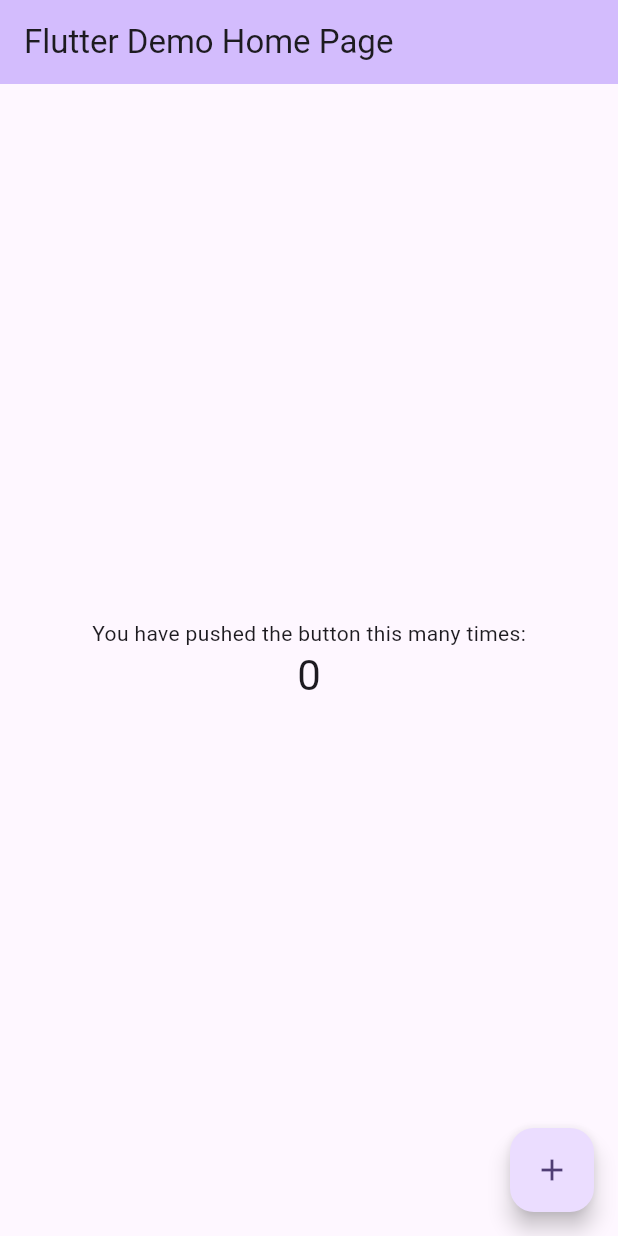
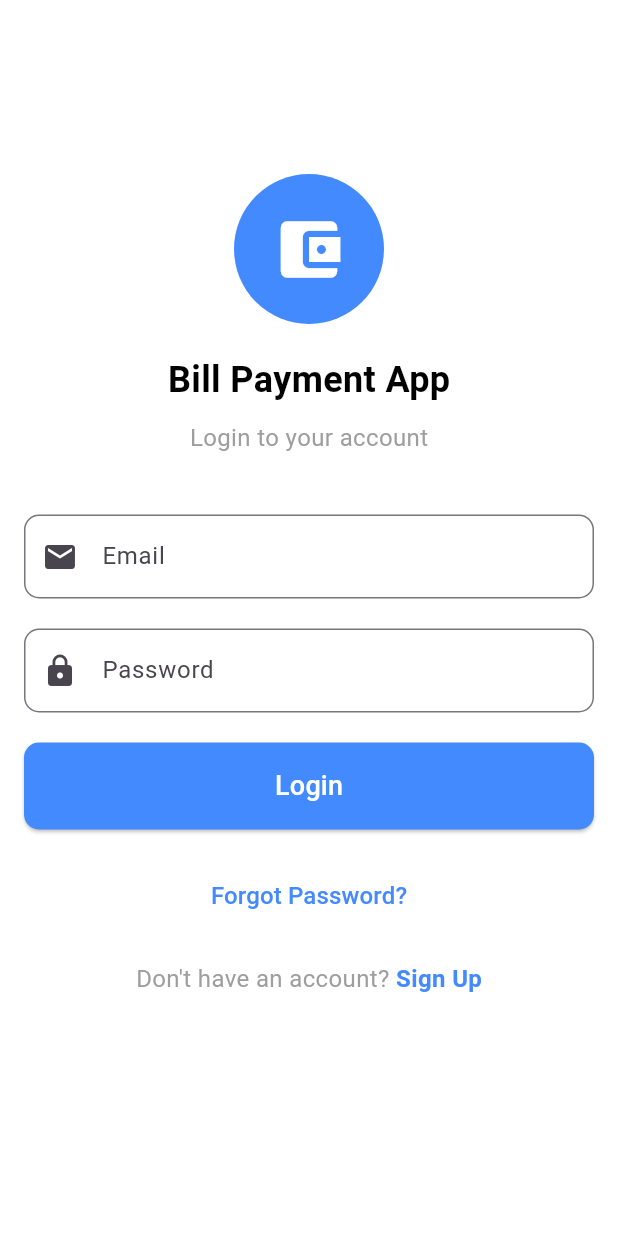
Before and after one commit to ASAMOAH-STANLEY/Bill_-Payment_-App, a Flutter app: the screen it shows after launch, on a phone screen of 412 x 824 dp. Run offline on Flutter 3.47's test engine with Material 3 defaults, Android fonts, the phone set to English and light mode, and no system bars.

Commit message:
add forgot password page, home page, login page, main page, payment page and signup page

```diff
--- /dev/null
+++ b/lib/login_page.dart
@@ -0,0 +1,141 @@
+import 'package:flutter/material.dart';
+import 'home_page.dart';
+import 'signup_page.dart';
+import 'forgot_password_page.dart';
+
+class LoginPage extends StatelessWidget {
+  const LoginPage({super.key});
+
+  @override
+  Widget build(BuildContext context) {
+    return Scaffold(
+      backgroundColor: Colors.white,
+      body: SingleChildScrollView(
+        child: Padding(
+          padding: const EdgeInsets.all(16.0),
+          child: Column(
+            crossAxisAlignment: CrossAxisAlignment.center,
+            mainAxisAlignment: MainAxisAlignment.center,
+            children: [
+              const SizedBox(height: 100),
+              Container(
+                height: 100,
+                width: 100,
+                decoration: const BoxDecoration(
+                  color: Colors.blueAccent,
+                  shape: BoxShape.circle,
+                ),
+                child: const Icon(
+                  Icons.account_balance_wallet,
+                  color: Colors.white,
+                  size: 50,
+                ),
+              ),
+              const SizedBox(height: 20),
+              const Text(
+                'Bill Payment App',
+                style: TextStyle(
+                  fontSize: 24,
+                  fontWeight: FontWeight.bold,
+                  color: Colors.black,
+                ),
+              ),
+              const SizedBox(height: 10),
+              const Text(
+                'Login to your account',
+                style: TextStyle(fontSize: 16, color: Colors.grey),
+              ),
+              const SizedBox(height: 40),
+              TextField(
+                decoration: InputDecoration(
+                  labelText: 'Email',
+                  border: OutlineInputBorder(
+                    borderRadius: BorderRadius.circular(10),
+                  ),
+                  prefixIcon: const Icon(Icons.email),
+                ),
+              ),
+              const SizedBox(height: 20),
+              TextField(
+                obscureText: true,
+                decoration: InputDecoration(
+                  labelText: 'Password',
+                  border: OutlineInputBorder(
+                    borderRadius: BorderRadius.circular(10),
+                  ),
+                  prefixIcon: const Icon(Icons.lock),
+                ),
+              ),
+              const SizedBox(height: 20),
+              SizedBox(
+                width: double.infinity,
+                child: ElevatedButton(
+                  onPressed: () {
+                    Navigator.push(
+                      context,
+                      MaterialPageRoute(builder: (context) => const HomePage()),
+                    );
+                  },
+                  style: ElevatedButton.styleFrom(
+                    padding: const EdgeInsets.symmetric(vertical: 16),
+                    shape: RoundedRectangleBorder(
+                      borderRadius: BorderRadius.circular(10),
+                    ),
+                    backgroundColor: Colors.blueAccent,
+                  ),
+                  child: const Text(
+                    'Login',
+                    style: TextStyle(fontSize: 18, color: Colors.white),
+                  ),
+                ),
+              ),
+              const SizedBox(height: 20),
+              TextButton(
+                onPressed: () {
+                  Navigator.push(
+                    context,
+                    MaterialPageRoute(
+                      builder: (context) => const ForgotPasswordPage(),
+                    ),
+                  );
+                },
+                child: const Text(
+                  'Forgot Password?',
+                  style: TextStyle(color: Colors.blueAccent, fontSize: 16),
+                ),
+              ),
+              const SizedBox(height: 20),
+              Row(
+                mainAxisAlignment: MainAxisAlignment.center,
+                children: [
+                  const Text(
+                    "Don't have an account? ",
+                    style: TextStyle(fontSize: 16, color: Colors.grey),
+                  ),
+                  GestureDetector(
+                    onTap: () {
+                      Navigator.push(
+                        context,
+                        MaterialPageRoute(
+                          builder: (context) => const SignUpPage(),
+                        ),
+                      );
+                    },
+                    child: const Text(
+                      'Sign Up',
+                      style: TextStyle(
+                        fontSize: 16,
+                        color: Colors.blueAccent,
+                        fontWeight: FontWeight.bold,
+                      ),
+                    ),
+                  ),
+                ],
+              ),
+            ],
+          ),
+        ),
+      ),
+    );
+  }
+}
--- a/lib/main.dart
+++ b/lib/main.dart
@@ -1,4 +1,5 @@
 import 'package:flutter/material.dart';
+import 'login_page.dart';
 
 void main() {
   runApp(const MyApp());
@@ -7,119 +8,15 @@ void main() {
 class MyApp extends StatelessWidget {
   const MyApp({super.key});
 
-  // This widget is the root of your application.
   @override
   Widget build(BuildContext context) {
     return MaterialApp(
-      title: 'Flutter Demo',
+      debugShowCheckedModeBanner: false,
+      title: 'Bill Payment App',
       theme: ThemeData(
-        // This is the theme of your application.
-        //
-        // TRY THIS: Try running your application with "flutter run". You'll see
-        // the application has a purple toolbar. Then, without quitting the app,
-        // try changing the seedColor in the colorScheme below to Colors.green
-        // and then invoke "hot reload" (save your changes or press the "hot
-        // reload" button in a Flutter-supported IDE, or press "r" if you used
-        // the command line to start the app).
-        //
-        // Notice that the counter didn't reset back to zero; the application
-        // state is not lost during the reload. To reset the state, use hot
-        // restart instead.
-        //
-        // This works for code too, not just values: Most code changes can be
-        // tested with just a hot reload.
-        colorScheme: ColorScheme.fromSeed(seedColor: Colors.deepPurple),
-        useMaterial3: true,
+        primarySwatch: Colors.blue,
       ),
-      home: const MyHomePage(title: 'Flutter Demo Home Page'),
+      home: const LoginPage(),
     );
   }
 }
-
-class MyHomePage extends StatefulWidget {
-  const MyHomePage({super.key, required this.title});
-
-  // This widget is the home page of your application. It is stateful, meaning
-  // that it has a State object (defined below) that contains fields that affect
-  // how it looks.
-
-  // This class is the configuration for the state. It holds the values (in this
-  // case the title) provided by the parent (in this case the App widget) and
-  // used by the build method of the State. Fields in a Widget subclass are
-  // always marked "final".
-
-  final String title;
-
-  @override
-  State<MyHomePage> createState() => _MyHomePageState();
-}
-
-class _MyHomePageState extends State<MyHomePage> {
-  int _counter = 0;
-
-  void _incrementCounter() {
-    setState(() {
-      // This call to setState tells the Flutter framework that something has
-      // changed in this State, which causes it to rerun the build method below
-      // so that the display can reflect the updated values. If we changed
-      // _counter without calling setState(), then the build method would not be
-      // called again, and so nothing would appear to happen.
-      _counter++;
-    });
-  }
-
-  @override
-  Widget build(BuildContext context) {
-    // This method is rerun every time setState is called, for instance as done
-    // by the _incrementCounter method above.
-    //
-    // The Flutter framework has been optimized to make rerunning build methods
-    // fast, so that you can just rebuild anything that needs updating rather
-    // than having to individually change instances of widgets.
-    return Scaffold(
-      appBar: AppBar(
-        // TRY THIS: Try changing the color here to a specific color (to
-        // Colors.amber, perhaps?) and trigger a hot reload to see the AppBar
-        // change color while the other colors stay the same.
-        backgroundColor: Theme.of(context).colorScheme.inversePrimary,
-        // Here we take the value from the MyHomePage object that was created by
-        // the App.build method, and use it to set our appbar title.
-        title: Text(widget.title),
-      ),
-      body: Center(
-        // Center is a layout widget. It takes a single child and positions it
-        // in the middle of the parent.
-        child: Column(
-          // Column is also a layout widget. It takes a list of children and
-          // arranges them vertically. By default, it sizes itself to fit its
-          // children horizontally, and tries to be as tall as its parent.
-          //
-          // Column has various properties to control how it sizes itself and
-          // how it positions its children. Here we use mainAxisAlignment to
-          // center the children vertically; the main axis here is the vertical
-          // axis because Columns are vertical (the cross axis would be
-          // horizontal).
-          //
-          // TRY THIS: Invoke "debug painting" (choose the "Toggle Debug Paint"
-          // action in the IDE, or press "p" in the console), to see the
-          // wireframe for each widget.
-          mainAxisAlignment: MainAxisAlignment.center,
-          children: <Widget>[
-            const Text(
-              'You have pushed the button this many times:',
-            ),
-            Text(
-              '$_counter',
-              style: Theme.of(context).textTheme.headlineMedium,
-            ),
-          ],
-        ),
-      ),
-      floatingActionButton: FloatingActionButton(
-        onPressed: _incrementCounter,
-        tooltip: 'Increment',
-        child: const Icon(Icons.add),
-      ), // This trailing comma makes auto-formatting nicer for build methods.
-    );
-  }
-}
```
Also changed, not shown: lib/forgot_password_page.dart (added, +62 -0 lines), lib/home_page.dart (added, +44 -0 lines), lib/payment_page.dart (added, +110 -0 lines), lib/signup_page.dart (added, +145 -0 lines).
